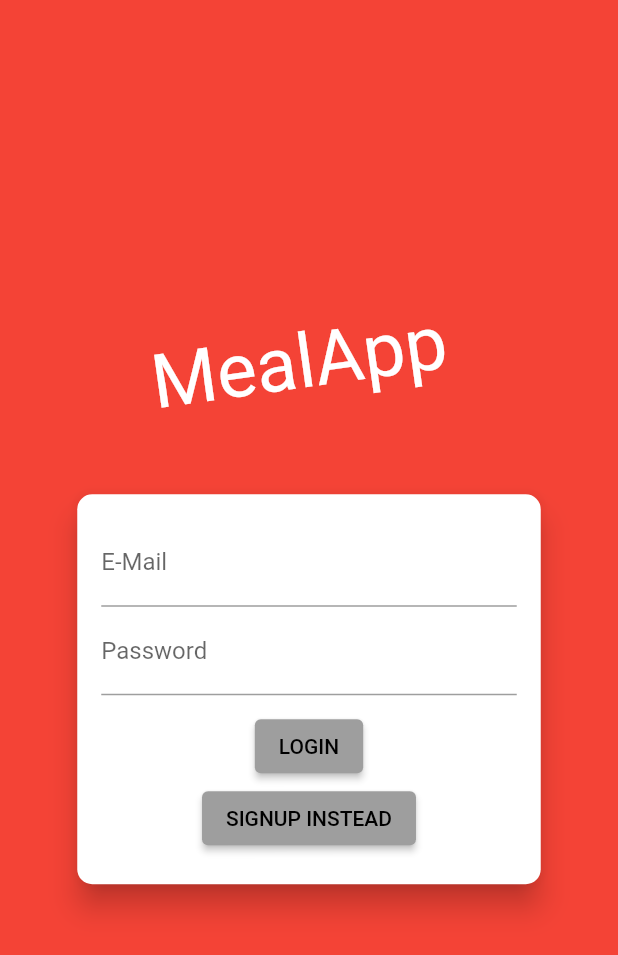
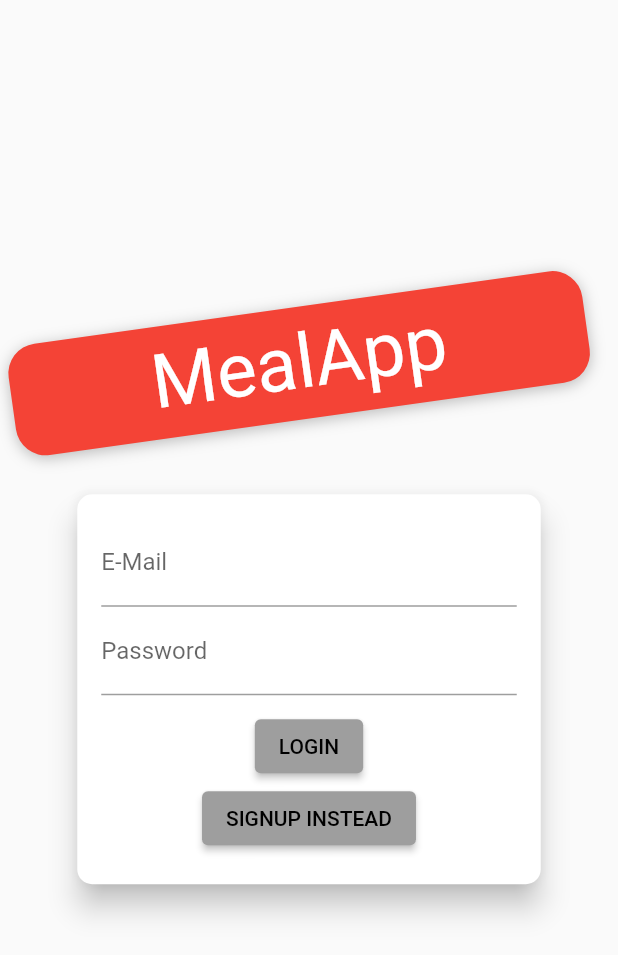
Before and after one commit to Ayush13Bhatia/Food_App, a Flutter app: the LoginScreen screen opened directly, on a phone screen of 412 x 824 dp. Shown: the top 955 px of the screen. Run offline on Flutter 3.47's test engine with Material 2 defaults, Android fonts, the phone set to English and light mode, and no system bars; our stand-ins replace cached_network_image, firebase_auth; accounts and stored records are empty; network calls fail; Roboto replaces fonts that are missing (Anton).

Commit message:
login screen changes

```diff
--- a/lib/main.dart
+++ b/lib/main.dart
@@ -3,11 +3,11 @@ import 'package:food_app/model/meals.dart';
 import 'package:food_app/model/product.dart';
 import 'package:food_app/providers/meal_provider.dart';
 import 'package:food_app/providers/orders.dart';
+import 'package:food_app/screens/login_screen.dart';
+import 'package:food_app/screens/tabScreen/bottonnavigation.dart';
 
 import 'package:food_app/utils/routes.dart';
 import 'package:provider/provider.dart';
-
-import '../screens/tabScreen/bottonnavigation.dart';
 
 import 'providers/cart.dart';
 import '../providers/products_provider.dart';
@@ -49,7 +49,7 @@ class MyApp extends StatelessWidget {
           colorScheme: ColorScheme.fromSwatch(primarySwatch: Colors.grey).copyWith(secondary: Colors.deepOrange),
         ),
         home:
-            // AuthScreen(),
+            // LoginScreen(),
             const BottomNavigation(),
         routes: Routes().routes,
       ),
--- a/lib/screens/login_screen.dart
+++ b/lib/screens/login_screen.dart
@@ -8,8 +8,6 @@ import '../providers/auth.dart';
 enum AuthMode { Signup, Login }
 
 class LoginScreen extends StatelessWidget {
-  static const routeName = '/auth';
-
   const LoginScreen({Key? key}) : super(key: key);
 
   @override
@@ -22,8 +20,8 @@ class LoginScreen extends StatelessWidget {
             decoration: const BoxDecoration(
               gradient: LinearGradient(
                 colors: [
-                  Colors.red,
-                  Colors.red,
+                  // Colors.red,
+                  // Colors.red,
                   // Color.fromRGBO(215, 117, 255, 1).withOpacity(0.5),
                   // Color.fromRGBO(255, 188, 117, 1).withOpacity(0.9),
                   // Color.fromRGBO(255, 188, 117, 1).withOpacity(0.9),`
@@ -53,14 +51,13 @@ class LoginScreen extends StatelessWidget {
                       decoration: BoxDecoration(
                         borderRadius: BorderRadius.circular(20),
                         color: Colors.red,
-                        // Colors.deepOrange.shade900,
-                        // boxShadow: const [
-                        //   BoxShadow(
-                        //     blurRadius: 8,
-                        //     color: Colors.black26,
-                        //     offset: Offset(0, 2),
-                        //   )
-                        // ],
+                        boxShadow: const [
+                          BoxShadow(
+                            blurRadius: 8,
+                            color: Colors.black26,
+                            offset: Offset(0, 2),
+                          )
+                        ],
                       ),
                       child: Text(
                         'MealApp',
```
